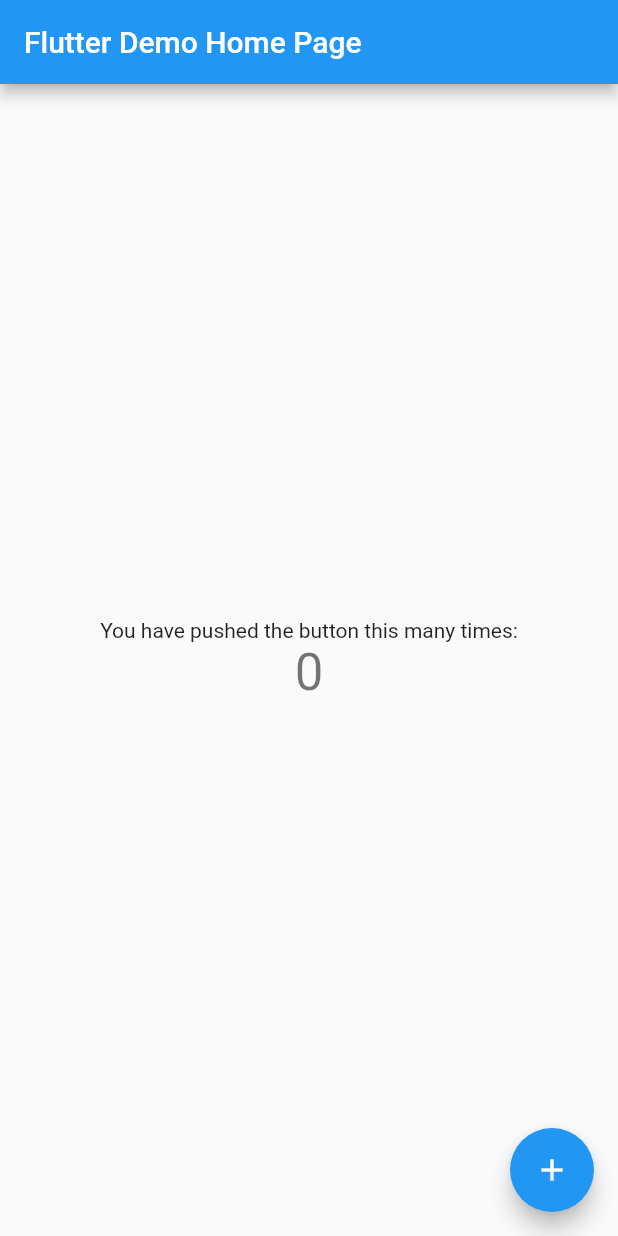
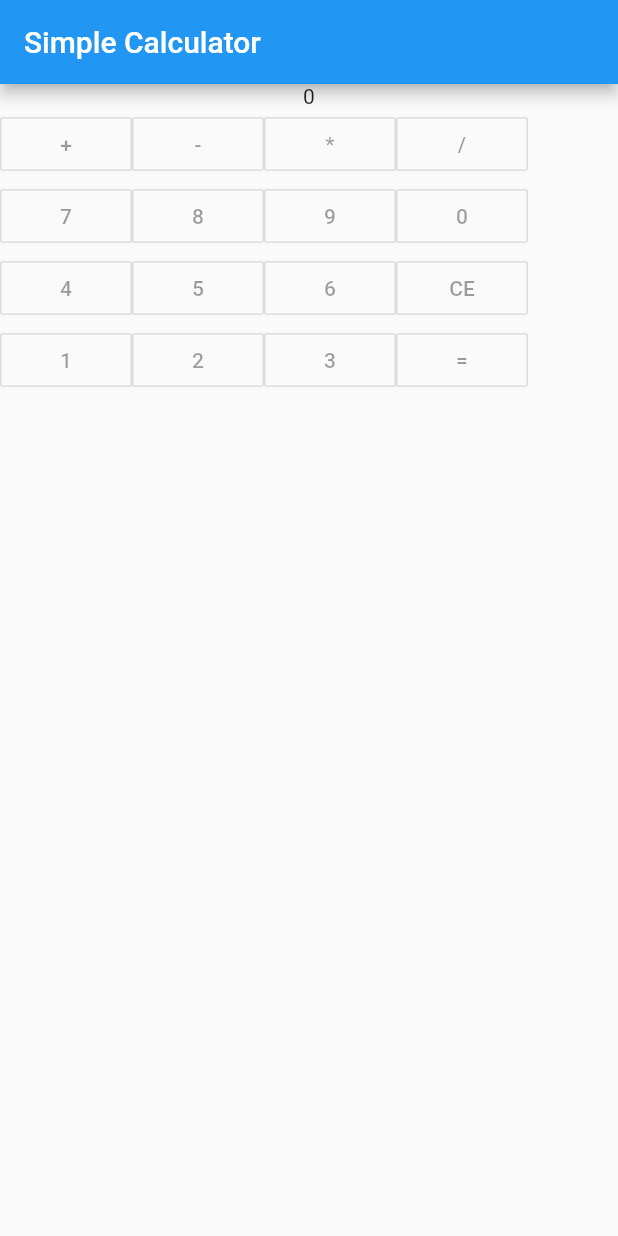
Before and after one commit to shanewilsonpro/simple_calculator_app, a Flutter app: the screen it shows after launch, on a phone screen of 412 x 824 dp. Run offline on Flutter 3.47's test engine with Material 2 defaults, Android fonts, the phone set to English and light mode, and no system bars.

Commit message:
building user interface

```diff
--- a/lib/main.dart
+++ b/lib/main.dart
@@ -26,7 +26,7 @@ class MyApp extends StatelessWidget {
         // closer together (more dense) than on mobile platforms.
         visualDensity: VisualDensity.adaptivePlatformDensity,
       ),
-      home: MyHomePage(title: 'Flutter Demo Home Page'),
+      home: MyHomePage(title: 'Simple Calculator'),
     );
   }
 }
@@ -50,68 +50,51 @@ class MyHomePage extends StatefulWidget {
 }
 
 class _MyHomePageState extends State<MyHomePage> {
-  int _counter = 0;
+  Widget createRow(String title1, String title2, String title3, String title4) {
+    return Row(
+      children: <Widget>[
+        createButton(title1),
+        createButton(title2),
+        createButton(title3),
+        createButton(title4),
+      ],
+    );
+  }
 
-  void _incrementCounter() {
-    setState(() {
-      // This call to setState tells the Flutter framework that something has
-      // changed in this State, which causes it to rerun the build method below
-      // so that the display can reflect the updated values. If we changed
-      // _counter without calling setState(), then the build method would not be
-      // called again, and so nothing would appear to happen.
-      _counter++;
-    });
+  Widget createButton(String title) {
+    return ButtonTheme(
+      child: OutlineButton(
+        onPressed: null,
+        child: Text(title),
+      ),
+    );
   }
 
   @override
   Widget build(BuildContext context) {
-    // This method is rerun every time setState is called, for instance as done
-    // by the _incrementCounter method above.
-    //
-    // The Flutter framework has been optimized to make rerunning build methods
-    // fast, so that you can just rebuild anything that needs updating rather
-    // than having to individually change instances of widgets.
     return Scaffold(
       appBar: AppBar(
-        // Here we take the value from the MyHomePage object that was created by
-        // the App.build method, and use it to set our appbar title.
         title: Text(widget.title),
       ),
       body: Center(
-        // Center is a layout widget. It takes a single child and positions it
-        // in the middle of the parent.
         child: Column(
-          // Column is also a layout widget. It takes a list of children and
-          // arranges them vertically. By default, it sizes itself to fit its
-          // children horizontally, and tries to be as tall as its parent.
-          //
-          // Invoke "debug painting" (press "p" in the console, choose the
-          // "Toggle Debug Paint" action from the Flutter Inspector in Android
-          // Studio, or the "Toggle Debug Paint" command in Visual Studio Code)
-          // to see the wireframe for each widget.
-          //
-          // Column has various properties to control how it sizes itself and
-          // how it positions its children. Here we use mainAxisAlignment to
-          // center the children vertically; the main axis here is the vertical
-          // axis because Columns are vertical (the cross axis would be
-          // horizontal).
-          mainAxisAlignment: MainAxisAlignment.center,
           children: <Widget>[
-            Text(
-              'You have pushed the button this many times:',
+            Container(
+              child: Text(
+                '0',
+              ),
             ),
-            Text(
-              '$_counter',
-              style: Theme.of(context).textTheme.headline4,
+            Column(
+              children: <Widget>[
+                createRow('+', '-', '*', '/'),
+                createRow('7', '8', '9', '0'),
+                createRow('4', '5', '6', 'CE'),
+                createRow('1', '2', '3', '='),
+              ],
             ),
           ],
         ),
       ),
-      floatingActionButton: FloatingActionButton(
-        onPressed: _incrementCounter,
-        tooltip: 'Increment',
-        child: Icon(Icons.add),
-      ), // This trailing comma makes auto-formatting nicer for build methods.
     );
   }
 }
```
